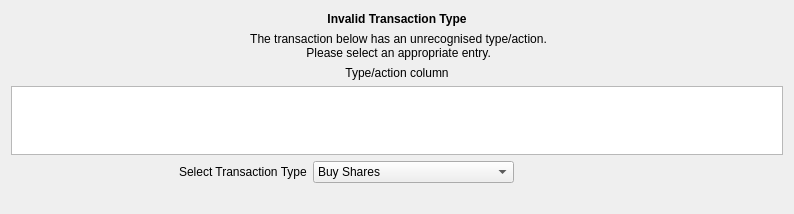
First picture: the form in kmymoney/plugins/csvimport/redefinedlgdecl.ui, repository KDE/kmymoney, before the edit.
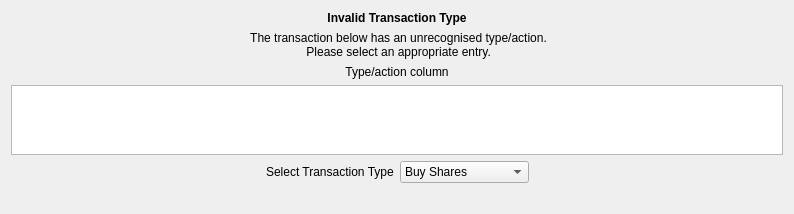
Second picture: the form after the edit. Custom widgets are drawn as their Qt base class.

Commit message: Simplified dialog layout

The edit to the form file:
```diff
--- a/kmymoney/plugins/csvimport/redefinedlgdecl.ui
+++ b/kmymoney/plugins/csvimport/redefinedlgdecl.ui
@@ -19,11 +19,7 @@
   <property name="windowTitle">
    <string>Redefine Transaction Type</string>
   </property>
-  <layout class="QGridLayout" name="gridLayout">
-   <item row="0" column="0">
-    <layout class="QVBoxLayout" name="verticalLayout" stretch="70,70,40">
-     <item>
-      <layout class="QVBoxLayout" name="verticalLayout_top">
+  <layout class="QVBoxLayout" name="verticalLayout">
        <item>
         <widget class="QLabel" name="label_title">
          <property name="font">
@@ -64,8 +60,6 @@
          </property>
         </widget>
        </item>
-      </layout>
-     </item>
      <item>
       <widget class="QTableWidget" name="tableWidget">
        <property name="minimumSize">
@@ -83,7 +77,7 @@
       </widget>
      </item>
      <item>
-      <layout class="QHBoxLayout" name="horizontalLayout" stretch="25,15,30,40">
+    <layout class="QHBoxLayout" name="horizontalLayout">
        <item>
         <spacer name="horizontalSpacer_left">
          <property name="orientation">
@@ -162,9 +156,7 @@
        </item>
       </layout>
      </item>
-    </layout>
-   </item>
-   <item row="1" column="0">
+   <item>
     <widget class="QLabel" name="label">
      <property name="text">
       <string/>
```
Lines whose indentation alone changed are shown as unchanged.
